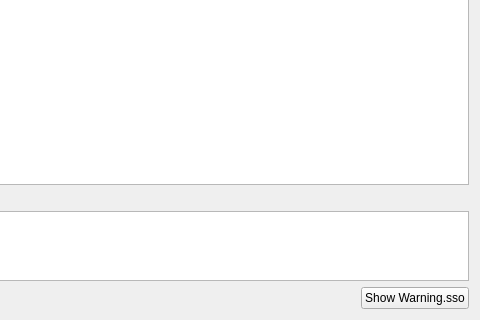
Above: src/dialog_run.ui from nmfs-ost/ss3-ssi before the change; both pictures show x 304 to 784 and y 200 to 520 of the 784 by 520 pixel window. Below: the same form after it.
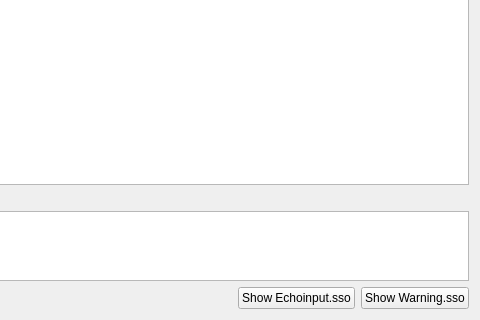
That is the form after the change. Icons and pictures are not drawn.

The edit to the form file:
```diff
--- a/src/dialog_run.ui
+++ b/src/dialog_run.ui
@@ -302,6 +302,13 @@
        </property>
       </spacer>
      </item>
+     <item>
+      <widget class="QPushButton" name="pushButton_showEcho">
+       <property name="text">
+        <string>Show Echoinput.sso</string>
+       </property>
+      </widget>
+     </item>
      <item>
       <widget class="QPushButton" name="pushButton_showWarn">
        <property name="text">
```
